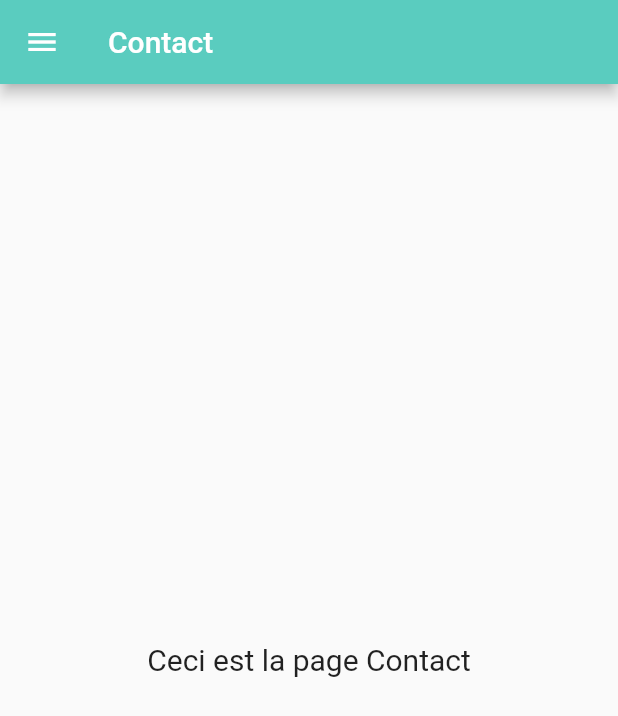
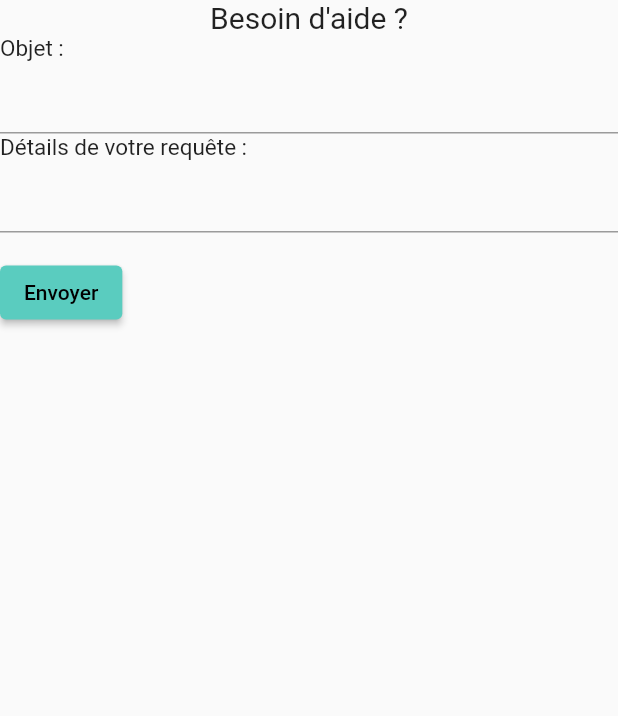
Before and after one commit to kynail/Wall-O, a Flutter app: the Contact screen opened by its route, on a phone screen of 412 x 824 dp. Shown: the top 716 px of the screen. Run offline on Flutter 3.47's test engine with Material 2 defaults, Android fonts, the phone set to English and light mode, and no system bars; our stand-ins replace flutter_redux, redux, redux_thunk; missing offline and left inert: redux_remote_devtools.

Commit message:
formulaire de contact 90 % OK

```diff
--- a/wallo_flutter/lib/screens/contact.dart
+++ b/wallo_flutter/lib/screens/contact.dart
@@ -1,21 +1,95 @@
 import 'package:flutter/material.dart';
 import 'package:wallo_flutter/widgets/custom_drawer.dart';
 
-class Contact extends StatelessWidget {
-  const Contact({Key key}) : super(key: key);
+class Contact extends StatefulWidget {
+  @override
+  MyCustomFormState createState() {
+    return MyCustomFormState();
+  }
+}
+
+// Create a corresponding State class.
+// This class holds data related to the form.
+class MyCustomFormState extends State<Contact> {
+  // Create a global key that uniquely identifies the Form widget
+  // and allows validation of the form.
+  //
+  // Note: This is a GlobalKey<FormState>,
+  // not a GlobalKey<MyCustomFormState>.
+  final _formKey = GlobalKey<FormState>();
+
+  final myController = TextEditingController();
+  final myController2 = TextEditingController();
+
+  @override
+  void dispose() {
+    // Clean up the controller when the widget is disposed.
+    myController.dispose();
+    myController2.dispose();
+    super.dispose();
+  }
 
   @override
   Widget build(BuildContext context) {
-    return Scaffold(
-      appBar: AppBar(
-          title: Text("Contact"),
-          iconTheme: IconThemeData(color: Colors.white)),
-      drawer: CustomDrawer(),
-      body: Container(
-        child: Center(
-            child: Text("Ceci est la page Contact",
-                style: TextStyle(fontSize: 20))),
+    // Build a Form widget using the _formKey created above.
+    return new Scaffold(
+        body : Form(
+      key: _formKey,
+      child: Column(
+        crossAxisAlignment: CrossAxisAlignment.start,
+        children: <Widget>[
+          Container(
+            child: Center(
+                child: Text("Besoin d'aide ?",
+                    style: TextStyle(fontSize: 20))),
+          ),
+          Text("Objet :",
+              style: TextStyle(fontSize: 15)),
+          TextFormField(
+            controller: myController,
+            validator: (value) {
+              if (value.isEmpty) {
+                return 'Veuillez remplir ce champ';
+              }
+              return null;
+            },
+          ),
+          Text("Détails de votre requête :",
+              style: TextStyle(fontSize: 15)),
+          TextFormField(
+            controller: myController2,
+            validator: (value) {
+              if (value.isEmpty) {
+                return 'Veuillez remplir ce champ';
+              }
+              return null;
+            },
+          ),
+          Padding(
+            padding: const EdgeInsets.symmetric(vertical: 16.0),
+            child: ElevatedButton(
+              onPressed: () {
+                // Validate returns true if the form is valid, or false
+                // otherwise.
+                if (_formKey.currentState.validate()) {
+                  return showDialog(
+                    context: context,
+                    builder: (context) {
+                      return AlertDialog(
+                        // Retrieve the text the that user has entered by using the
+                        // TextEditingController.
+                        content: Text(myController.text + myController2.text),
+                      );
+                      },
+                  );
+                }
+              },
+              child: Text('Envoyer'),
+            ),
+          ),
+        ],
       ),
+    ),
     );
   }
 }
```
Also changed, not shown: 2 other files.
